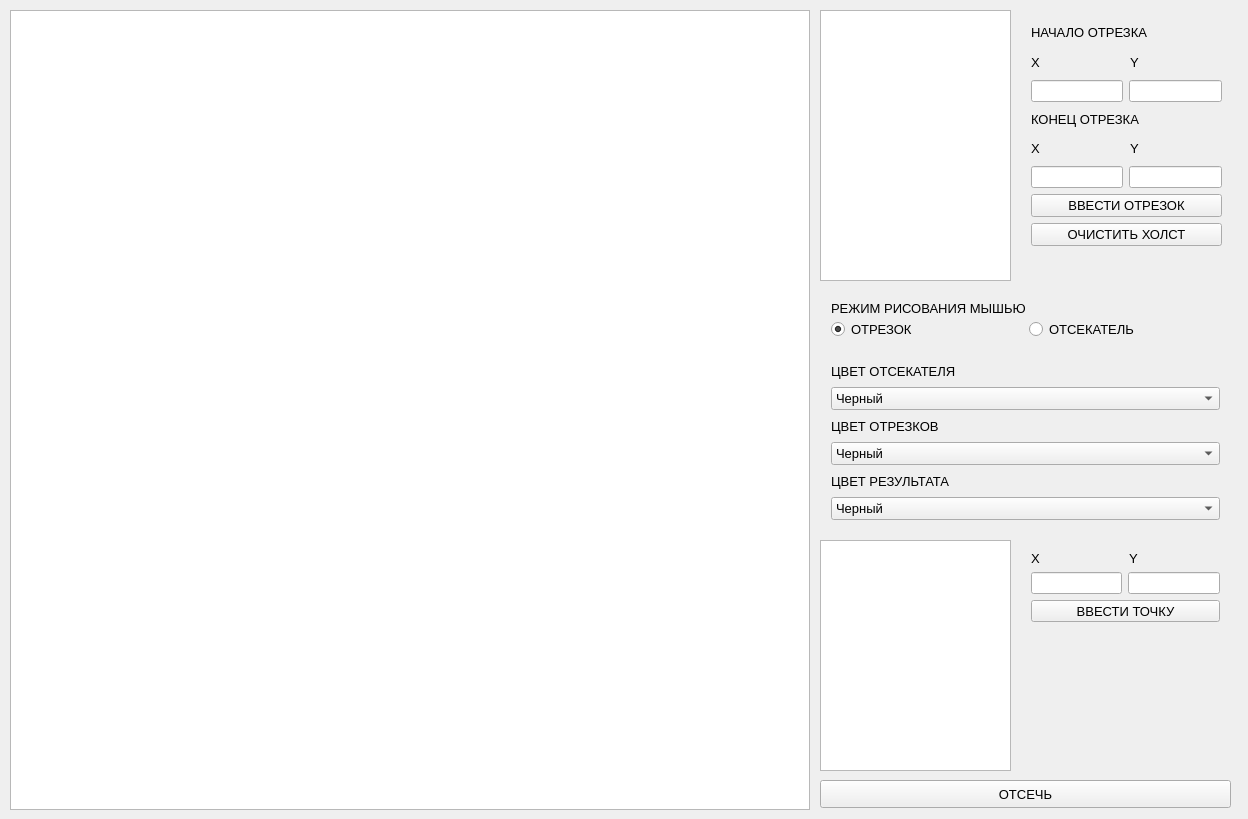
This is ksupol/lab_08/mainwindow.ui in SGCube/IU7-Computer-Graphics as Qt 5 draws it before an edit. The edited form follows.
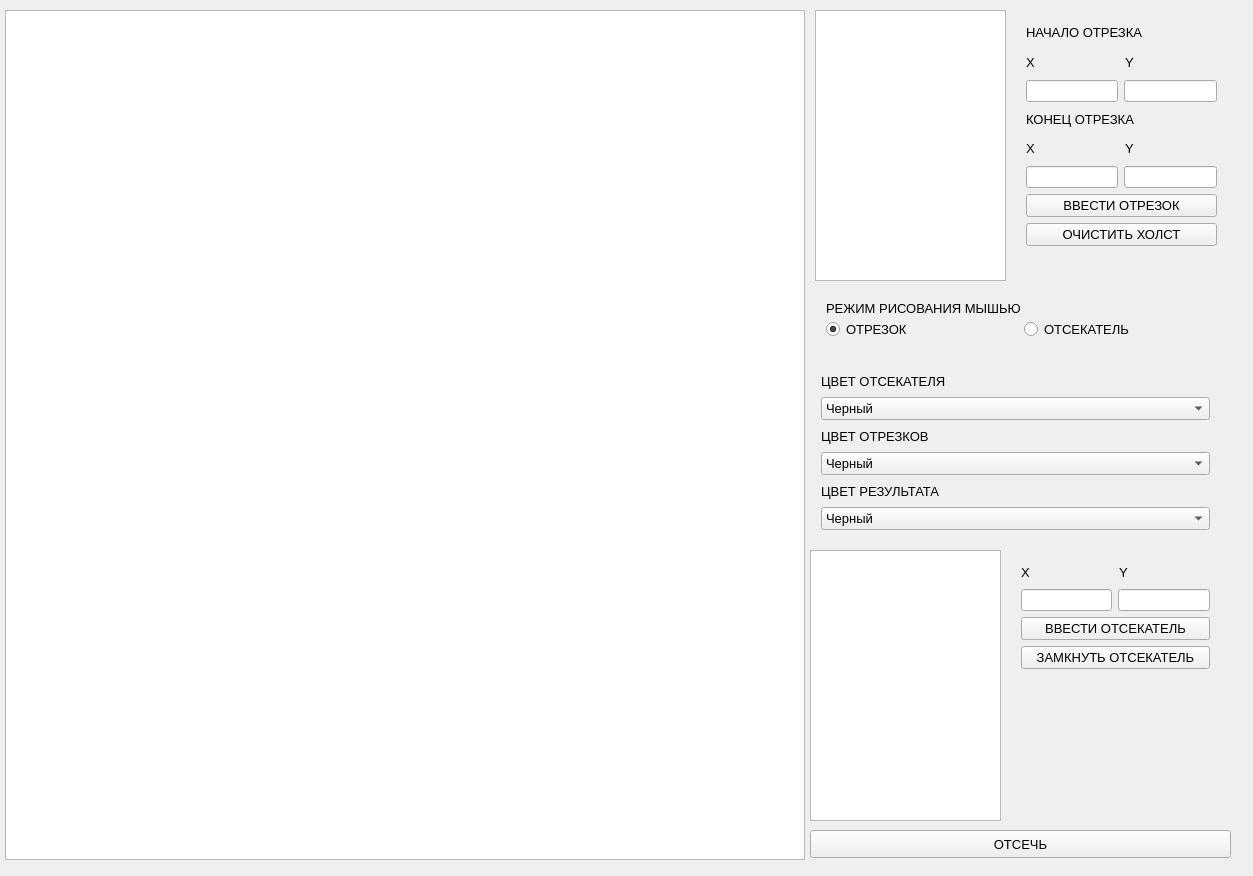
This is the edited form.

What changed in the file:
```diff
--- a/ksupol/lab_08/mainwindow.ui
+++ b/ksupol/lab_08/mainwindow.ui
@@ -6,181 +6,19 @@
    <rect>
     <x>0</x>
     <y>0</y>
-    <width>1248</width>
-    <height>819</height>
+    <width>1253</width>
+    <height>876</height>
    </rect>
   </property>
   <property name="windowTitle">
    <string>MainWindow</string>
   </property>
   <widget class="QWidget" name="centralWidget">
-   <widget class="QGraphicsView" name="graphics">
-    <property name="geometry">
-     <rect>
-      <x>10</x>
-      <y>10</y>
-      <width>800</width>
-      <height>800</height>
-     </rect>
-    </property>
-    <property name="verticalScrollBarPolicy">
-     <enum>Qt::ScrollBarAlwaysOff</enum>
-    </property>
-    <property name="horizontalScrollBarPolicy">
-     <enum>Qt::ScrollBarAlwaysOff</enum>
-    </property>
-   </widget>
    <widget class="QWidget" name="layoutWidget">
     <property name="geometry">
      <rect>
-      <x>1020</x>
-      <y>10</y>
-      <width>213</width>
-      <height>247</height>
-     </rect>
-    </property>
-    <layout class="QVBoxLayout" name="verticalLayout">
-     <item>
-      <widget class="QLabel" name="label">
-       <property name="font">
-        <font>
-         <pointsize>10</pointsize>
-        </font>
-       </property>
-       <property name="text">
-        <string>НАЧАЛО ОТРЕЗКА</string>
-       </property>
-      </widget>
-     </item>
-     <item>
-      <layout class="QHBoxLayout" name="horizontalLayout">
-       <item>
-        <widget class="QLabel" name="label_2">
-         <property name="font">
-          <font>
-           <pointsize>10</pointsize>
-          </font>
-         </property>
-         <property name="text">
-          <string>X</string>
-         </property>
-        </widget>
-       </item>
-       <item>
-        <widget class="QLabel" name="label_3">
-         <property name="font">
-          <font>
-           <pointsize>10</pointsize>
-          </font>
-         </property>
-         <property name="text">
-          <string>Y</string>
-         </property>
-        </widget>
-       </item>
-      </layout>
-     </item>
-     <item>
-      <layout class="QHBoxLayout" name="horizontalLayout_2">
-       <item>
-        <widget class="QLineEdit" name="sx"/>
-       </item>
-       <item>
-        <widget class="QLineEdit" name="sy"/>
-       </item>
-      </layout>
-     </item>
-     <item>
-      <widget class="QLabel" name="label_4">
-       <property name="font">
-        <font>
-         <pointsize>10</pointsize>
-        </font>
-       </property>
-       <property name="text">
-        <string>КОНЕЦ ОТРЕЗКА</string>
-       </property>
-      </widget>
-     </item>
-     <item>
-      <layout class="QHBoxLayout" name="horizontalLayout_4">
-       <item>
-        <widget class="QLabel" name="label_6">
-         <property name="font">
-          <font>
-           <pointsize>10</pointsize>
-          </font>
-         </property>
-         <property name="text">
-          <string>X</string>
-         </property>
-        </widget>
-       </item>
-       <item>
-        <widget class="QLabel" name="label_5">
-         <property name="font">
-          <font>
-           <pointsize>10</pointsize>
-          </font>
-         </property>
-         <property name="text">
-          <string>Y</string>
-         </property>
-        </widget>
-       </item>
-      </layout>
-     </item>
-     <item>
-      <layout class="QHBoxLayout" name="horizontalLayout_3">
-       <item>
-        <widget class="QLineEdit" name="ex"/>
-       </item>
-       <item>
-        <widget class="QLineEdit" name="ey"/>
-       </item>
-      </layout>
-     </item>
-     <item>
-      <widget class="QPushButton" name="inputLine">
-       <property name="font">
-        <font>
-         <pointsize>10</pointsize>
-        </font>
-       </property>
-       <property name="text">
-        <string>ВВЕСТИ ОТРЕЗОК</string>
-       </property>
-      </widget>
-     </item>
-     <item>
-      <widget class="QPushButton" name="clear">
-       <property name="font">
-        <font>
-         <pointsize>10</pointsize>
-        </font>
-       </property>
-       <property name="text">
-        <string>ОЧИСТИТЬ ХОЛСТ</string>
-       </property>
-      </widget>
-     </item>
-    </layout>
-   </widget>
-   <widget class="QTableWidget" name="table_lines">
-    <property name="geometry">
-     <rect>
-      <x>820</x>
-      <y>10</y>
-      <width>191</width>
-      <height>271</height>
-     </rect>
-    </property>
-   </widget>
-   <widget class="QWidget" name="layoutWidget_2">
-    <property name="geometry">
-     <rect>
-      <x>820</x>
-      <y>350</y>
+      <x>810</x>
+      <y>360</y>
       <width>411</width>
       <height>181</height>
      </rect>
@@ -371,10 +209,10 @@
      </item>
     </layout>
    </widget>
-   <widget class="QWidget" name="layoutWidget_4">
+   <widget class="QWidget" name="layoutWidget_2">
     <property name="geometry">
      <rect>
-      <x>820</x>
+      <x>815</x>
       <y>290</y>
       <width>411</width>
       <height>57</height>
@@ -429,9 +267,9 @@
    <widget class="QPushButton" name="clip">
     <property name="geometry">
      <rect>
-      <x>820</x>
-      <y>780</y>
-      <width>411</width>
+      <x>810</x>
+      <y>830</y>
+      <width>421</width>
       <height>28</height>
      </rect>
     </property>
@@ -444,40 +282,190 @@
      <string>ОТСЕЧЬ</string>
     </property>
    </widget>
+   <widget class="QGraphicsView" name="graphics">
+    <property name="geometry">
+     <rect>
+      <x>5</x>
+      <y>10</y>
+      <width>800</width>
+      <height>850</height>
+     </rect>
+    </property>
+    <property name="verticalScrollBarPolicy">
+     <enum>Qt::ScrollBarAlwaysOff</enum>
+    </property>
+    <property name="horizontalScrollBarPolicy">
+     <enum>Qt::ScrollBarAlwaysOff</enum>
+    </property>
+   </widget>
+   <widget class="QWidget" name="layoutWidget_3">
+    <property name="geometry">
+     <rect>
+      <x>1015</x>
+      <y>10</y>
+      <width>213</width>
+      <height>247</height>
+     </rect>
+    </property>
+    <layout class="QVBoxLayout" name="verticalLayout">
+     <item>
+      <widget class="QLabel" name="label">
+       <property name="font">
+        <font>
+         <pointsize>10</pointsize>
+        </font>
+       </property>
+       <property name="text">
+        <string>НАЧАЛО ОТРЕЗКА</string>
+       </property>
+      </widget>
+     </item>
+     <item>
+      <layout class="QHBoxLayout" name="horizontalLayout">
+       <item>
+        <widget class="QLabel" name="label_2">
+         <property name="font">
+          <font>
+           <pointsize>10</pointsize>
+          </font>
+         </property>
+         <property name="text">
+          <string>X</string>
+         </property>
+        </widget>
+       </item>
+       <item>
+        <widget class="QLabel" name="label_3">
+         <property name="font">
+          <font>
+           <pointsize>10</pointsize>
+          </font>
+         </property>
+         <property name="text">
+          <string>Y</string>
+         </property>
+        </widget>
+       </item>
+      </layout>
+     </item>
+     <item>
+      <layout class="QHBoxLayout" name="horizontalLayout_2">
+       <item>
+        <widget class="QLineEdit" name="sx"/>
+       </item>
+       <item>
+        <widget class="QLineEdit" name="sy"/>
+       </item>
+      </layout>
+     </item>
+     <item>
+      <widget class="QLabel" name="label_4">
+       <property name="font">
+        <font>
+         <pointsize>10</pointsize>
+        </font>
+       </property>
+       <property name="text">
+        <string>КОНЕЦ ОТРЕЗКА</string>
+       </property>
+      </widget>
+     </item>
+     <item>
+      <layout class="QHBoxLayout" name="horizontalLayout_4">
+       <item>
+        <widget class="QLabel" name="label_6">
+         <property name="font">
+          <font>
+           <pointsize>10</pointsize>
+          </font>
+         </property>
+         <property name="text">
+          <string>X</string>
+         </property>
+        </widget>
+       </item>
+       <item>
+        <widget class="QLabel" name="label_5">
+         <property name="font">
+          <font>
+           <pointsize>10</pointsize>
+          </font>
+         </property>
+         <property name="text">
+          <string>Y</string>
+         </property>
+        </widget>
+       </item>
+      </layout>
+     </item>
+     <item>
+      <layout class="QHBoxLayout" name="horizontalLayout_3">
+       <item>
+        <widget class="QLineEdit" name="ex"/>
+       </item>
+       <item>
+        <widget class="QLineEdit" name="ey"/>
+       </item>
+      </layout>
+     </item>
+     <item>
+      <widget class="QPushButton" name="inputLine">
+       <property name="font">
+        <font>
+         <pointsize>10</pointsize>
+        </font>
+       </property>
+       <property name="text">
+        <string>ВВЕСТИ ОТРЕЗОК</string>
+       </property>
+      </widget>
+     </item>
+     <item>
+      <widget class="QPushButton" name="clear">
+       <property name="font">
+        <font>
+         <pointsize>10</pointsize>
+        </font>
+       </property>
+       <property name="text">
+        <string>ОЧИСТИТЬ ХОЛСТ</string>
+       </property>
+      </widget>
+     </item>
+    </layout>
+   </widget>
+   <widget class="QTableWidget" name="table_lines">
+    <property name="geometry">
+     <rect>
+      <x>815</x>
+      <y>10</y>
+      <width>191</width>
+      <height>271</height>
+     </rect>
+    </property>
+   </widget>
    <widget class="QTableWidget" name="table_clipper">
     <property name="geometry">
      <rect>
-      <x>820</x>
-      <y>540</y>
+      <x>810</x>
+      <y>550</y>
       <width>191</width>
-      <height>231</height>
+      <height>271</height>
      </rect>
     </property>
    </widget>
    <widget class="QWidget" name="">
     <property name="geometry">
      <rect>
-      <x>1020</x>
-      <y>540</y>
+      <x>1010</x>
+      <y>550</y>
       <width>211</width>
-      <height>93</height>
+      <height>130</height>
      </rect>
     </property>
     <layout class="QVBoxLayout" name="verticalLayout_2">
      <item>
       <layout class="QHBoxLayout" name="horizontalLayout_5">
-       <item>
-        <widget class="QLabel" name="label_8">
-         <property name="font">
-          <font>
-           <pointsize>10</pointsize>
-          </font>
-         </property>
-         <property name="text">
-          <string>X</string>
-         </property>
-        </widget>
-       </item>
        <item>
         <widget class="QLabel" name="label_7">
          <property name="font">
@@ -486,6 +474,18 @@
           </font>
          </property>
          <property name="text">
+          <string>X</string>
+         </property>
+        </widget>
+       </item>
+       <item>
+        <widget class="QLabel" name="label_8">
+         <property name="font">
+          <font>
+           <pointsize>10</pointsize>
+          </font>
+         </property>
+         <property name="text">
           <string>Y</string>
          </property>
         </widget>
@@ -510,7 +510,19 @@
         </font>
        </property>
        <property name="text">
-        <string>ВВЕСТИ ТОЧКУ</string>
+        <string>ВВЕСТИ ОТСЕКАТЕЛЬ</string>
+       </property>
+      </widget>
+     </item>
+     <item>
+      <widget class="QPushButton" name="lockClipper">
+       <property name="font">
+        <font>
+         <pointsize>10</pointsize>
+        </font>
+       </property>
+       <property name="text">
+        <string>ЗАМКНУТЬ ОТСЕКАТЕЛЬ</string>
        </property>
       </widget>
      </item>
```
Left out of the diff: 4 changed lines with no effect on the pictures.
